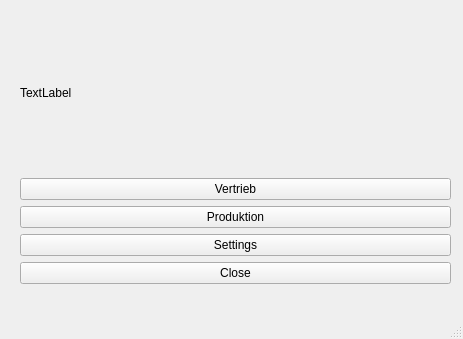
Before: the Qt Designer form GUI_Files/main.ui in Wilhelm-Schweizer/WSZAnalysis, drawn with Qt 5.
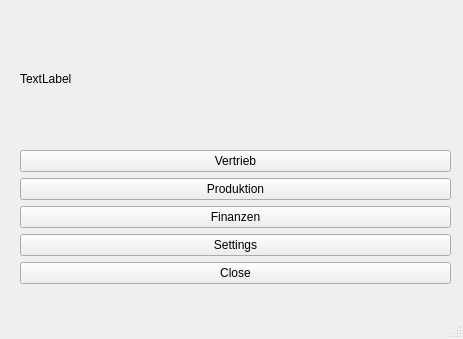
After: the same form once the commit is applied.

```diff
--- a/GUI_Files/main.ui
+++ b/GUI_Files/main.ui
@@ -45,6 +45,13 @@
        </property>
       </widget>
      </item>
+     <item>
+      <widget class="QPushButton" name="b_fin">
+       <property name="text">
+        <string>Finanzen</string>
+       </property>
+      </widget>
+     </item>
      <item>
       <widget class="QPushButton" name="b_settings">
        <property name="text">
```
Left out of the diff: 2 changed lines with no effect on the pictures.
